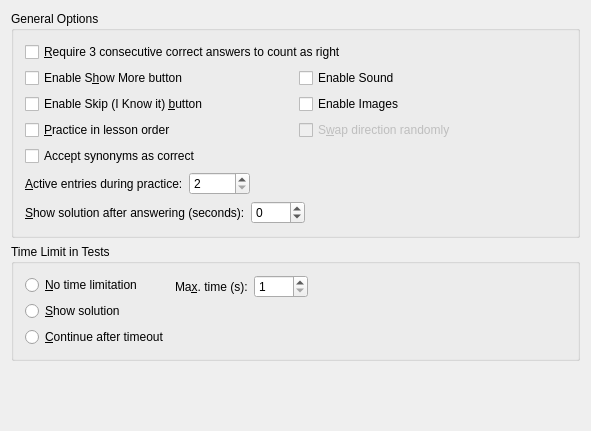
Old version of the form src/configure-practice/advancedpracticeoptions.ui in the repository KDE/parley.
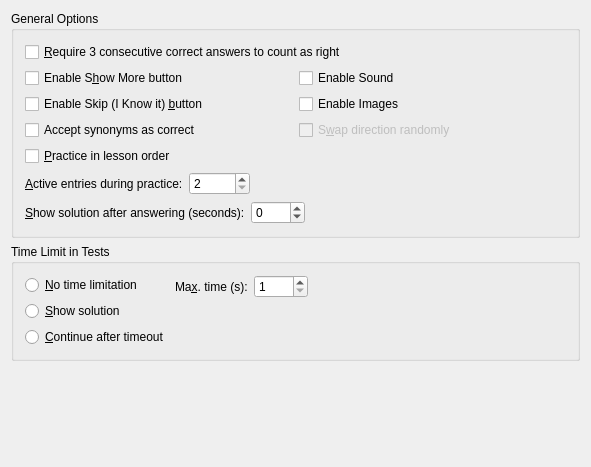
New version of the form. Custom widgets are drawn as their Qt base class.

Commit message: Add some tooltips and better checkbox arrangement.

```diff
--- a/src/configure-practice/advancedpracticeoptions.ui
+++ b/src/configure-practice/advancedpracticeoptions.ui
@@ -6,7 +6,7 @@
     <x>0</x>
     <y>0</y>
     <width>587</width>
-    <height>431</height>
+    <height>467</height>
    </rect>
   </property>
   <layout class="QVBoxLayout" >
@@ -78,12 +78,9 @@
          </widget>
         </item>
         <item row="2" column="0" >
-         <widget class="QCheckBox" name="kcfg_TestOrderLesson" >
-          <property name="toolTip" >
-           <string>When practicing new words will be chosen loosely in lesson order if this is selected, otherwise at total random.</string>
-          </property>
+         <widget class="QCheckBox" name="kcfg_CountSynonymsAsCorrect" >
           <property name="text" >
-           <string>&amp;Practice in lesson order</string>
+           <string>Accept synonyms as correct</string>
           </property>
          </widget>
         </item>
@@ -98,9 +95,12 @@
          </widget>
         </item>
         <item row="3" column="0" >
-         <widget class="QCheckBox" name="kcfg_CountSynonymsAsCorrect" >
+         <widget class="QCheckBox" name="kcfg_TestOrderLesson" >
+          <property name="toolTip" >
+           <string>When practicing new words will be chosen loosely in lesson order if this is selected, otherwise at total random.</string>
+          </property>
           <property name="text" >
-           <string>Accept synonyms as correct</string>
+           <string>&amp;Practice in lesson order</string>
           </property>
          </widget>
         </item>
```
Left out of the diff: 12 changed lines with no effect on the pictures.
